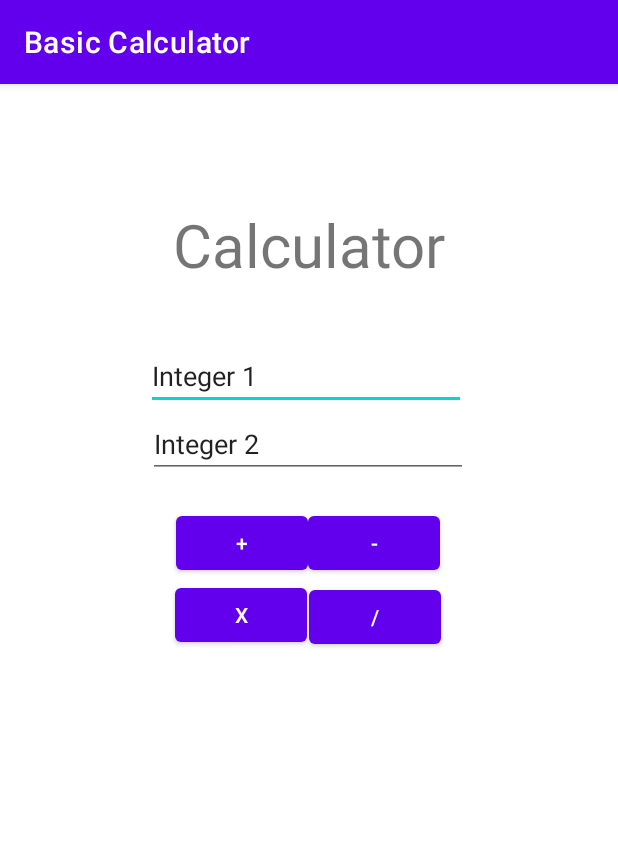
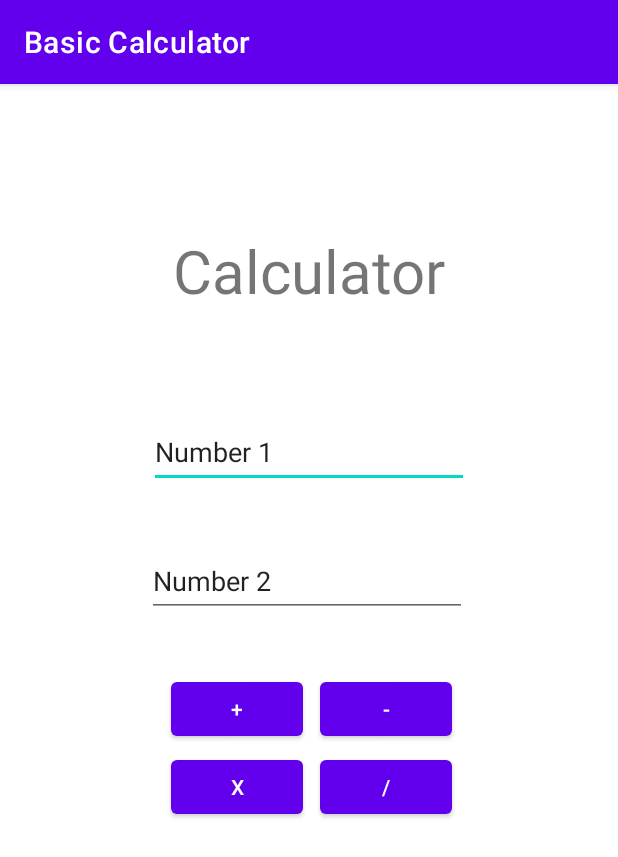
Before and after one commit to steinhauser2/Basic_Calculator, an Android app: the screen it shows after launch (MainActivity), on a phone screen of 412 x 824 dp. Shown: the top 857 px of the screen. Run offline under Robolectric (Android 15) with nearby library versions, the phone set to English and light mode, and no system bars.

Commit message:
Basic Calculator working

```diff
--- a/app/src/main/java/com/example/basiccalculator/MainActivity2.java
+++ b/app/src/main/java/com/example/basiccalculator/MainActivity2.java
@@ -18,6 +18,6 @@ public class MainActivity2 extends AppCompatActivity {
         textView2 = (TextView) findViewById(R.id.textView2);
         Intent intent = getIntent();
         String str = intent.getStringExtra("message");
-        textView2.setText("Hello " + str);
+        textView2.setText(str);
     }
 }
--- a/app/src/main/res/layout/activity_main.xml
+++ b/app/src/main/res/layout/activity_main.xml
@@ -7,82 +7,89 @@
     tools:context=".MainActivity">
 
     <TextView
-        android:id="@+id/textView2"
+        android:id="@+id/textView"
         android:layout_width="wrap_content"
         android:layout_height="wrap_content"
-        android:layout_marginEnd="13dp"
-        android:layout_marginBottom="38dp"
+        android:layout_marginTop="97dp"
         android:text="Calculator"
         android:textSize="40dp"
-        app:layout_constraintBottom_toTopOf="@+id/editText1"
-        app:layout_constraintEnd_toEndOf="@+id/editText1" />
+        app:layout_constraintEnd_toEndOf="parent"
+        app:layout_constraintStart_toStartOf="parent"
+        app:layout_constraintTop_toTopOf="parent" />
 
     <EditText
         android:id="@+id/editText1"
         android:layout_width="wrap_content"
         android:layout_height="wrap_content"
-        android:layout_marginTop="172dp"
-        android:layout_marginEnd="1dp"
+        android:layout_marginTop="70dp"
         android:ems="10"
         android:inputType="textPersonName"
-        android:text="Integer 1"
-        app:layout_constraintEnd_toEndOf="@+id/editText2"
-        app:layout_constraintTop_toTopOf="parent" />
+        android:minHeight="48dp"
+        android:text="Number 1"
+        app:layout_constraintEnd_toEndOf="parent"
+        app:layout_constraintStart_toStartOf="parent"
+        app:layout_constraintTop_toBottomOf="@+id/textView" />
 
     <EditText
         android:id="@+id/editText2"
         android:layout_width="wrap_content"
         android:layout_height="wrap_content"
+        android:layout_marginTop="38dp"
+        android:layout_marginEnd="1dp"
         android:ems="10"
         android:inputType="textPersonName"
-        android:text="Integer 2"
-        app:layout_constraintEnd_toEndOf="@+id/buttonAdd"
-        app:layout_constraintStart_toEndOf="@+id/buttonAdd"
+        android:minHeight="48dp"
+        android:text="Number 2"
+        app:layout_constraintEnd_toEndOf="@+id/editText1"
         app:layout_constraintTop_toBottomOf="@+id/editText1" />
 
     <Button
-        android:id="@+id/buttonAdd"
+        android:id="@+id/button9"
         android:layout_width="wrap_content"
         android:layout_height="wrap_content"
+        android:layout_marginStart="3dp"
+        android:layout_marginTop="37dp"
+        android:layout_marginEnd="11dp"
+        android:text="+"
         android:onClick="handleAddButton"
-        android:text="+"
-        app:layout_constraintBaseline_toBaselineOf="@+id/buttonMinus"
-        app:layout_constraintEnd_toStartOf="@+id/buttonMinus"
-        app:layout_constraintHorizontal_chainStyle="packed"
-        app:layout_constraintStart_toStartOf="parent" />
-
-    <Button
-        android:id="@+id/buttonMinus"
-        android:layout_width="wrap_content"
-        android:layout_height="wrap_content"
-        android:layout_constraintBottom_toBottomOf="@+id/editText2"
-        android:layout_marginEnd="2dp"
-        android:text="-"
-        app:layout_constraintBottom_toTopOf="@+id/buttonMult"
-        app:layout_constraintEnd_toEndOf="parent"
-        app:layout_constraintStart_toEndOf="@+id/buttonAdd" />
-
-    <Button
-        android:id="@+id/buttonMult"
-        android:layout_width="wrap_content"
-        android:layout_height="wrap_content"
-        android:layout_marginTop="67dp"
-        android:layout_marginEnd="1dp"
-        android:text="X"
-        app:layout_constraintEnd_toStartOf="@+id/button8"
+        app:layout_constraintEnd_toStartOf="@+id/button10"
         app:layout_constraintHorizontal_chainStyle="packed"
         app:layout_constraintStart_toStartOf="parent"
         app:layout_constraintTop_toBottomOf="@+id/editText2" />
 
     <Button
-        android:id="@+id/button8"
+        android:id="@+id/button10"
         android:layout_width="wrap_content"
         android:layout_height="wrap_content"
-        android:layout_marginTop="1dp"
-        android:layout_marginEnd="1dp"
+        android:text="-"
+        android:onClick="handleMinusButton"
+        app:layout_constraintBaseline_toBaselineOf="@+id/button9"
+        app:layout_constraintEnd_toEndOf="parent"
+        app:layout_constraintStart_toEndOf="@+id/button9" />
+
+    <Button
+        android:id="@+id/button11"
+        android:layout_width="wrap_content"
+        android:layout_height="wrap_content"
+        android:layout_marginStart="3dp"
+        android:layout_marginTop="4dp"
+        android:layout_marginEnd="11dp"
+        android:text="X"
+        android:onClick="handleMultButton"
+        app:layout_constraintEnd_toStartOf="@+id/button13"
+        app:layout_constraintHorizontal_chainStyle="packed"
+        app:layout_constraintStart_toStartOf="parent"
+        app:layout_constraintTop_toBottomOf="@+id/button9" />
+
+    <Button
+        android:id="@+id/button13"
+        android:layout_width="wrap_content"
+        android:layout_height="wrap_content"
+        android:layout_marginTop="4dp"
         android:text="/"
+        android:onClick="handleDivButton"
         app:layout_constraintEnd_toEndOf="parent"
-        app:layout_constraintStart_toEndOf="@+id/buttonMult"
-        app:layout_constraintTop_toTopOf="@+id/buttonMult" />
+        app:layout_constraintStart_toEndOf="@+id/button11"
+        app:layout_constraintTop_toBottomOf="@+id/button10" />
 
 </androidx.constraintlayout.widget.ConstraintLayout>
```
Also changed, not shown: app/src/main/java/com/example/basiccalculator/MainActivity.java (+37 -2 lines), app/src/main/res/layout/activity_main2.xml (+10 -0 lines).
